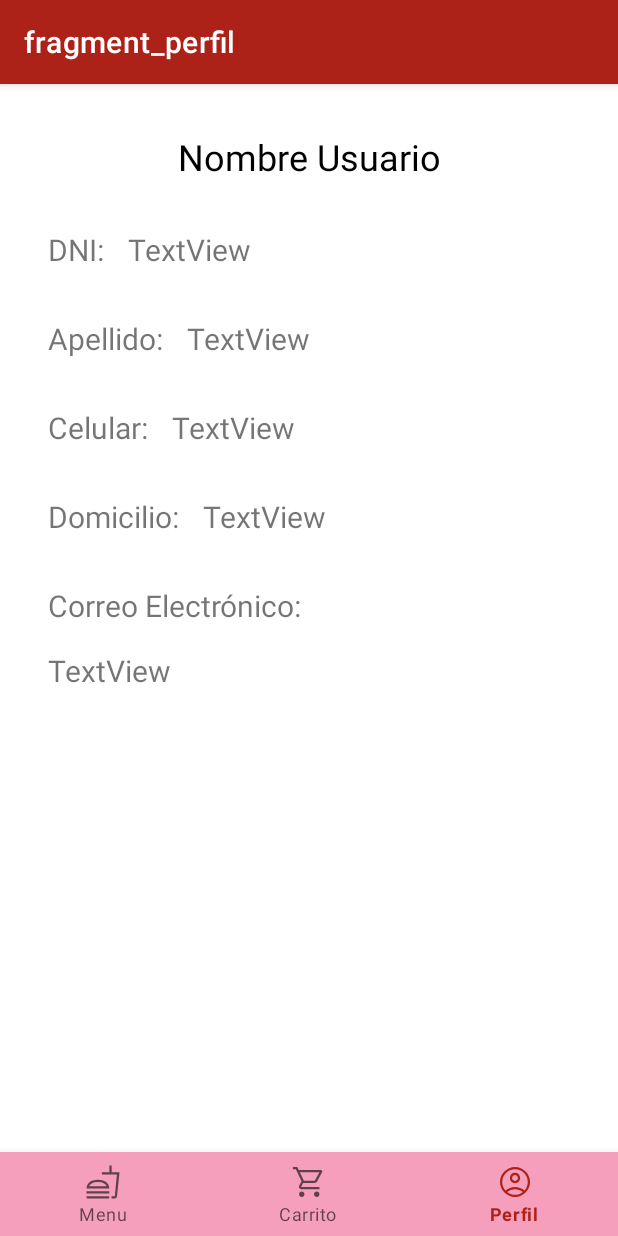
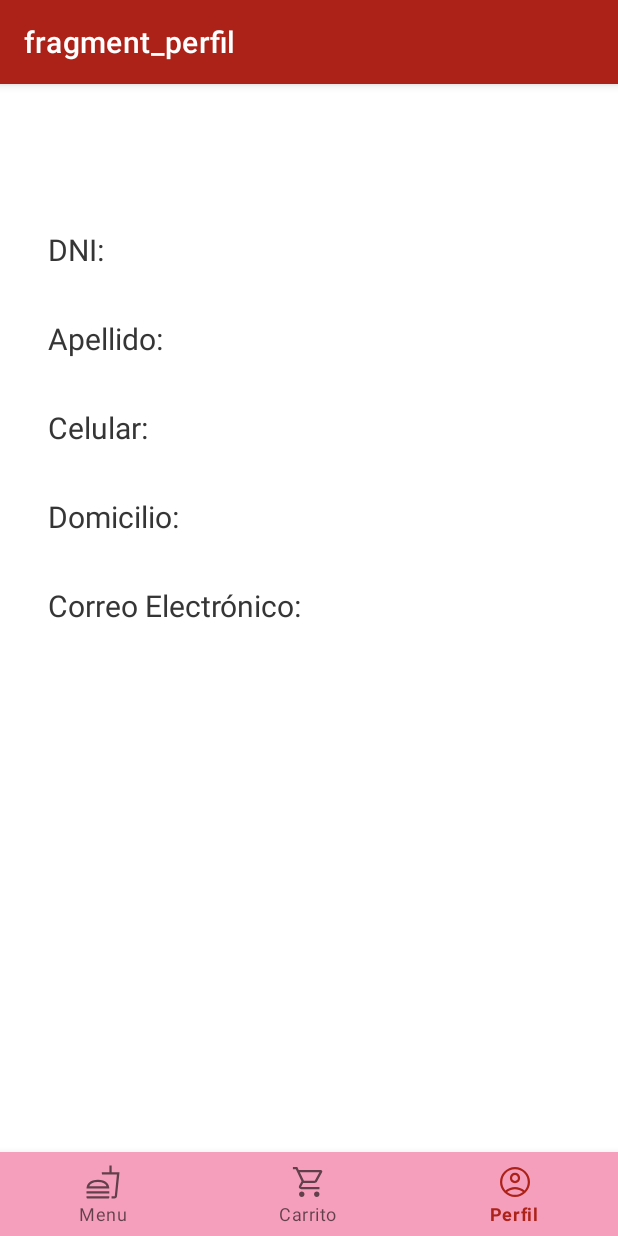
Before and after one commit to MartinezFabian/SentidosDelivery, an Android app: the MainActivity screen opened directly, with no data from a screen before it, item 3 of the bottom bar chosen, on a phone screen of 412 x 824 dp. Run offline under Robolectric (Android 15) with nearby library versions, the phone set to English and light mode, and no system bars; our stand-ins replace navigation-ui; 1 statement that could not run was skipped.

Commit message:
Se agrega funcionalidad de leer datos de la bd en pantalla Perfil

```diff
--- a/app/build.gradle
+++ b/app/build.gradle
@@ -2,6 +2,7 @@ plugins {
     id 'com.android.application'
     id 'kotlin-android'
     id 'com.google.gms.google-services'
+    id 'kotlin-parcelize'
 }
 
 android {
--- a/app/src/main/java/org/example/sentidosdelivery/model/Usuario.kt
+++ b/app/src/main/java/org/example/sentidosdelivery/model/Usuario.kt
@@ -1,5 +1,9 @@
 package org.example.sentidosdelivery.model
 
+import android.os.Parcelable
+import kotlinx.parcelize.Parcelize
+
+@Parcelize
 data class Usuario (
     var apellido: String = "",
     var celular: String = "",
@@ -14,4 +18,4 @@ data class Usuario (
     var reservasSinPagar: List<String>? = null,
     var rol: String = ""
 
-        )
+        ) : Parcelable
--- a/app/src/main/java/org/example/sentidosdelivery/ui/Login.kt
+++ b/app/src/main/java/org/example/sentidosdelivery/ui/Login.kt
@@ -33,6 +33,7 @@ class Login : AppCompatActivity() {
             val nombreUsuario = etNombreUsuario.text.toString()
             val password = etPassword.text.toString()
             var usuarioEncontrado = false
+            var usuario: Usuario? = null
 
             if(nombreUsuario.isEmpty() || password.isEmpty()){
 
@@ -58,6 +59,9 @@ class Login : AppCompatActivity() {
                                     if(item.nombre == nombreUsuario && item.password == password && item.rol == "cliente")
                                     {
                                         usuarioEncontrado = true
+
+                                        usuario = item
+
                                         break
                                     }
 
@@ -66,6 +70,7 @@ class Login : AppCompatActivity() {
                             if(usuarioEncontrado)
                             {
                                 val intent = Intent(this@Login, MainActivity::class.java)
+                                intent.putExtra("usuario", usuario)
                                 startActivity(intent)
                                 finish()
                             }
--- a/app/src/main/java/org/example/sentidosdelivery/ui/MainActivity.kt
+++ b/app/src/main/java/org/example/sentidosdelivery/ui/MainActivity.kt
@@ -2,12 +2,14 @@ package org.example.sentidosdelivery.ui
 
 import androidx.appcompat.app.AppCompatActivity
 import android.os.Bundle
+import android.widget.Toast
 import androidx.navigation.findNavController
 import androidx.navigation.ui.AppBarConfiguration
 import androidx.navigation.ui.setupActionBarWithNavController
 import androidx.navigation.ui.setupWithNavController
 import com.google.android.material.bottomnavigation.BottomNavigationView
 import org.example.sentidosdelivery.R
+import org.example.sentidosdelivery.model.Usuario
 
 class MainActivity : AppCompatActivity() {
     override fun onCreate(savedInstanceState: Bundle?) {
@@ -20,5 +22,21 @@ class MainActivity : AppCompatActivity() {
         setupActionBarWithNavController(navController, appBarConfiguration)
 
         bottomNavigationView.setupWithNavController(navController)
+
+
+        val usuario = intent.getParcelableExtra<Usuario>("usuario")
+
+        Toast.makeText(this, usuario!!.nombre, Toast.LENGTH_SHORT).show()
+
+        val fmanager = supportFragmentManager
+        val fmanagertrans = fmanager.beginTransaction()
+        val fragment = Perfil()
+
+        val databundle = Bundle()
+
+        databundle.putParcelable("usuario", usuario)
+        fragment.arguments = databundle
+        fmanagertrans.add(R.id.fragment, fragment).commit()
+
     }
 }
--- a/app/src/main/java/org/example/sentidosdelivery/ui/Perfil.kt
+++ b/app/src/main/java/org/example/sentidosdelivery/ui/Perfil.kt
@@ -5,7 +5,10 @@ import androidx.fragment.app.Fragment
 import android.view.LayoutInflater
 import android.view.View
 import android.view.ViewGroup
+import android.widget.TextView
 import org.example.sentidosdelivery.R
+import org.example.sentidosdelivery.model.Usuario
+import org.w3c.dom.Text
 
 // TODO: Rename parameter arguments, choose names that match
 // the fragment initialization parameters, e.g. ARG_ITEM_NUMBER
@@ -28,6 +31,10 @@ class Perfil : Fragment() {
             param1 = it.getString(ARG_PARAM1)
             param2 = it.getString(ARG_PARAM2)
         }
+
+
+
+
     }
 
     override fun onCreateView(
@@ -35,7 +42,51 @@ class Perfil : Fragment() {
         savedInstanceState: Bundle?
     ): View? {
         // Inflate the layout for this fragment
-        return inflater.inflate(R.layout.fragment_perfil, container, false)
+        val rootView: View = inflater.inflate(R.layout.fragment_perfil, container, false)
+
+
+        val bundle = arguments
+
+        if (bundle != null)
+        {
+            val usuario: Usuario? = bundle!!.getParcelable<Usuario>("usuario")
+
+
+            val tvNombreUsuario = rootView.findViewById<TextView>(R.id.tvNombreUsuario)
+
+            tvNombreUsuario.setText(usuario?.nombre)
+
+            val tvDNI = rootView.findViewById<TextView>(R.id.tvDni)
+
+            tvDNI.setText(usuario?.dni)
+
+            val tvApellido = rootView.findViewById<TextView>(R.id.tvApellido)
+
+            tvApellido.setText(usuario?.apellido)
+
+            val tvCelular = rootView.findViewById<TextView>(R.id.tvCelular)
+
+            tvCelular.setText(usuario?.celular)
+
+            val tvDomicilio = rootView.findViewById<TextView>(R.id.tvDomicilio)
+
+            tvDomicilio.setText(usuario?.domicilio)
+
+            val tvCorreoElectronico = rootView.findViewById<TextView>(R.id.tvCorreoElectronico)
+
+            tvCorreoElectronico.setText(usuario?.email)
+
+        }
+
+
+
+
+
+
+
+
+        return rootView
+
     }
 
     companion object {
--- a/app/src/main/res/layout/fragment_perfil.xml
+++ b/app/src/main/res/layout/fragment_perfil.xml
@@ -11,7 +11,6 @@
         android:layout_width="wrap_content"
         android:layout_height="wrap_content"
         android:layout_marginTop="32dp"
-        android:text="Nombre Usuario"
         android:textColor="@color/black"
         android:textSize="24sp"
         app:layout_constraintEnd_toEndOf="parent"
@@ -36,7 +35,6 @@
         android:layout_marginStart="16dp"
         android:layout_marginTop="32dp"
         android:layout_marginEnd="32dp"
-        android:text="TextView"
         android:textSize="20sp"
         app:layout_constraintEnd_toEndOf="parent"
         app:layout_constraintStart_toEndOf="@+id/textView2"
@@ -60,7 +58,6 @@
         android:layout_marginStart="16dp"
         android:layout_marginTop="32dp"
         android:layout_marginEnd="32dp"
-        android:text="TextView"
         android:textSize="20sp"
         app:layout_constraintEnd_toEndOf="parent"
         app:layout_constraintStart_toEndOf="@+id/textView4"
@@ -84,7 +81,6 @@
         android:layout_marginStart="16dp"
         android:layout_marginTop="32dp"
         android:layout_marginEnd="32dp"
-        android:text="TextView"
         android:textSize="20sp"
         app:layout_constraintEnd_toEndOf="parent"
         app:layout_constraintStart_toEndOf="@+id/textView6"
@@ -108,7 +104,6 @@
         android:layout_marginStart="16dp"
         android:layout_marginTop="32dp"
         android:layout_marginEnd="32dp"
-        android:text="TextView"
         android:textSize="20sp"
         app:layout_constraintEnd_toEndOf="parent"
         app:layout_constraintStart_toEndOf="@+id/textView8"
@@ -134,7 +129,6 @@
         android:layout_marginStart="32dp"
         android:layout_marginTop="16dp"
         android:layout_marginEnd="32dp"
-        android:text="TextView"
         android:textSize="20sp"
         app:layout_constraintEnd_toEndOf="parent"
         app:layout_constraintStart_toStartOf="parent"
```
